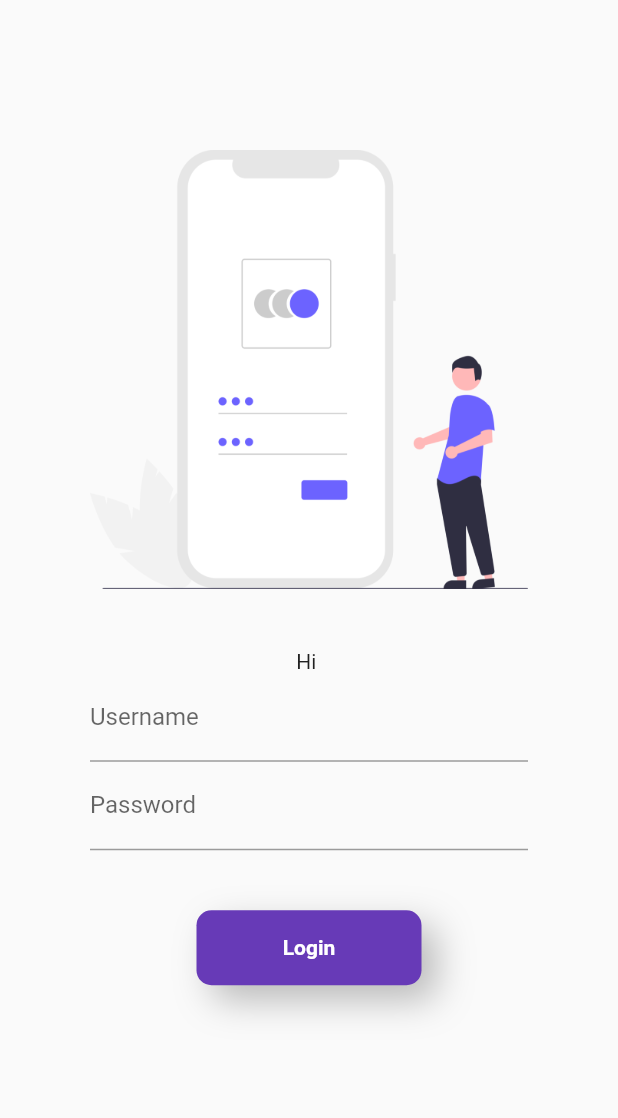
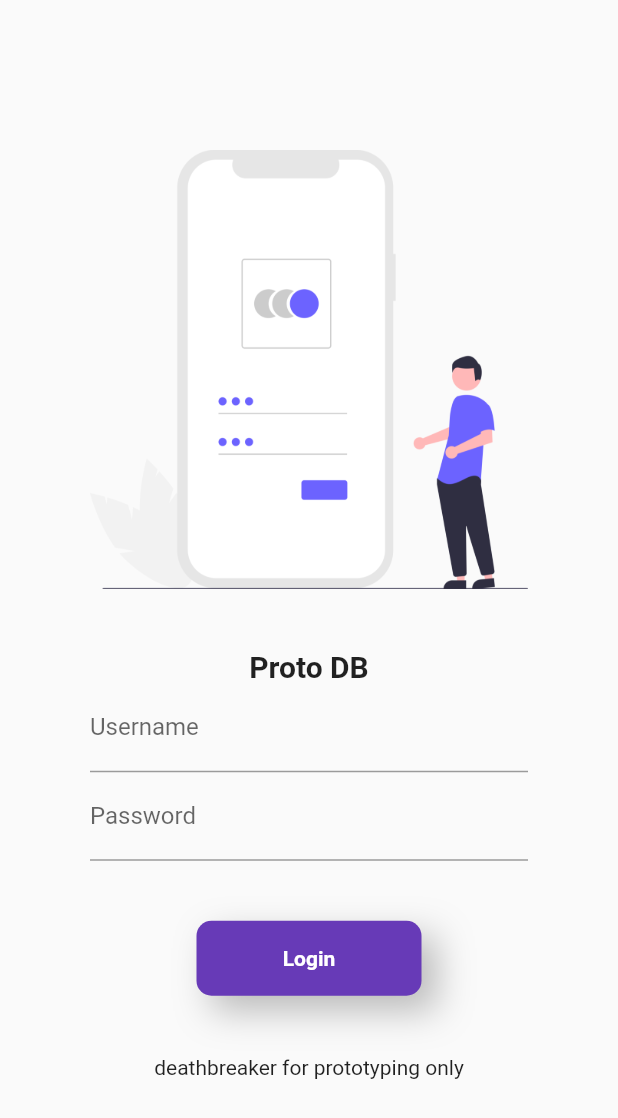
Before and after one commit to syamraju/Deathbreaker_study, a Flutter app: the screen it shows after launch, on a phone screen of 412 x 824 dp. Shown: the top 1118 px of the screen. Run offline on Flutter 3.47's test engine with Material 2 defaults, Android fonts, the phone set to English and light mode, and no system bars.

Commit message:
day 6 completed

```diff
--- a/lib/Pages/login.dart
+++ b/lib/Pages/login.dart
@@ -1,7 +1,7 @@
 import 'dart:ui';
 import 'package:flutter/cupertino.dart';
 import 'package:flutter/material.dart';
-import 'package:google_fonts/google_fonts.dart';
+//import 'package:google_fonts/google_fonts.dart';
 import 'package:untitled/Utilities/routies.dart';
 
 class loginpage extends StatefulWidget {
@@ -12,13 +12,32 @@ class loginpage extends StatefulWidget {
 }
 String name = "";
 bool Change = false;
+final _formkey = GlobalKey<FormState>();
+
 class _loginpageState extends State<loginpage> {
   @override
+
+  movetohome(BuildContext Context) async{
+    setState((){
+      Change = true;
+    });
+    if (_formkey.currentState!.validate()){
+      await Future.delayed(Duration(seconds: 1));
+      await Navigator.pushNamed(context, MyRoutes.HomeRoute);
+      setState(() {
+        Change = false;
+      });
+    }
+
+  }
+
   Widget build(BuildContext context) {
     return Material(
       child: Padding(
         padding: const EdgeInsets.all(60.0),
         child: SingleChildScrollView(
+          child: Form(
+            key: _formkey,
             child: Column(
               children: [
                 SizedBox(
@@ -28,15 +47,25 @@ class _loginpageState extends State<loginpage> {
                 SizedBox(
                   height: 40.0,
                 ),
-              Text("Hi $name"),
+                Text("Proto DB",
+                  style: TextStyle(
+                    fontWeight: FontWeight.bold,
+                    fontSize: 20.0,
+                  ),
+                ),
                 TextFormField(
                   decoration: InputDecoration(
                     labelText: "Username",
                     hintText: "Enter Username",
                   ),
-                onChanged: (value){
-                  name = value ;
-                  setState(() {});
+                  validator: (value){
+                    if (value!.isEmpty){
+                      return "Value is empty";
+                    }
+                    if (value.compareTo("sukumaran") != 0) {
+                      return "Worng User";
+                    }
+                    return null;
                   },
                 ),
                 TextFormField(
@@ -45,20 +74,38 @@ class _loginpageState extends State<loginpage> {
                     labelText: "Password",
                     hintText: "Enter Password",
                   ),
+                  validator: (value){
+                    if (value!.isEmpty){
+                      return "Value is empty";
+                    }
+                    if (value.compareTo("123456") != 0) {
+                      return "Worng Password";
+                    }
+                    return null;
+                  },
                 ),
                 SizedBox(
                   height: 40.0,
                 ),
-              InkWell(
-                onTap: () async {
-                  Navigator.pushNamed(context, MyRoutes.HomeRoute);
-                  setState(() {
-                    Change = true;
-                  });
-                  await Future.delayed(Duration(seconds: 1));
-                },
+                Container(
+                  decoration: BoxDecoration(
+                      boxShadow: [
+                        BoxShadow(
+                          blurRadius: 20.0,
+                          color: Colors.black26,
+                          offset: Offset(10.0,10.0),
+                          spreadRadius: 0,
+                        )
+                      ]
+                  ),
+                  child: Material(
+                    color: Colors.deepPurple,
+                    borderRadius: BorderRadius.circular(10),
+                    child: InkWell(
+                      splashColor: Colors.red,
+                      onTap: () => movetohome(context),
                       child: AnimatedContainer(
-                  duration: Duration(seconds: 1),
+                        duration: Duration(seconds: 3),
                         height : 50.0,
                         width : 150.0,
                         child: Center(
@@ -69,33 +116,18 @@ class _loginpageState extends State<loginpage> {
                           ),
                           ),
                         ),
-                  decoration: BoxDecoration(
-                    color: Colors.deepPurple,
-                    borderRadius: BorderRadius.circular(10),
-                    boxShadow: [
-                      BoxShadow(
-                        blurRadius: 20.0,
-                        color: Colors.black26,
-                        offset: Offset(10.0,10.0),
-                        spreadRadius: 0,
-                      )
-                    ]
                       ),
                     ),
+                  ),
+                ),
+                SizedBox(
+                  height: 40.0,
+                ),
+                Center(
+                  child: Text("deathbreaker for prototyping only"),
                 )// ElevatedButton(
-              //   onPressed:(){
-              //     print("Hai world");
-              //     Navigator.pushNamed(context, MyRoutes.HomeRoute);
-              //   },
-              //   child: Text("Login"),
-              //   style: TextButton.styleFrom(
-              //       minimumSize: Size(100, 40),
-              //       textStyle: TextStyle(
-              //           fontWeight: FontWeight.bold
-              //       )
-              //   ),
-              // ),
               ],
+            ),
           ),
         ),
       ),
```
Lines whose indentation alone changed are shown as unchanged.
